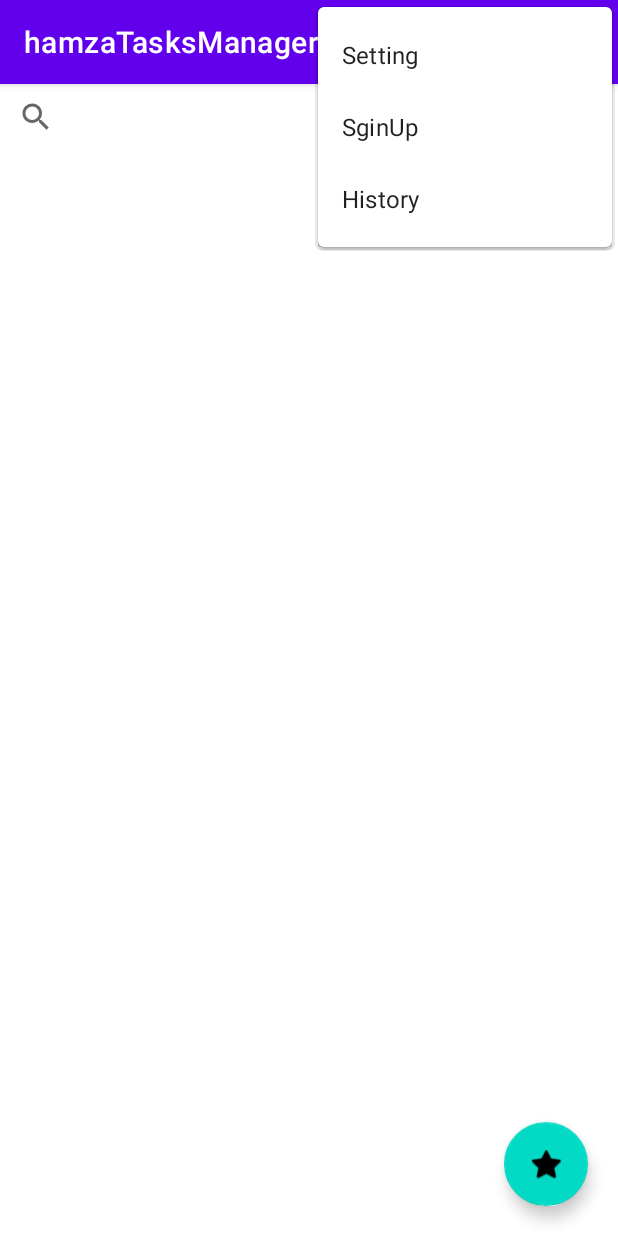
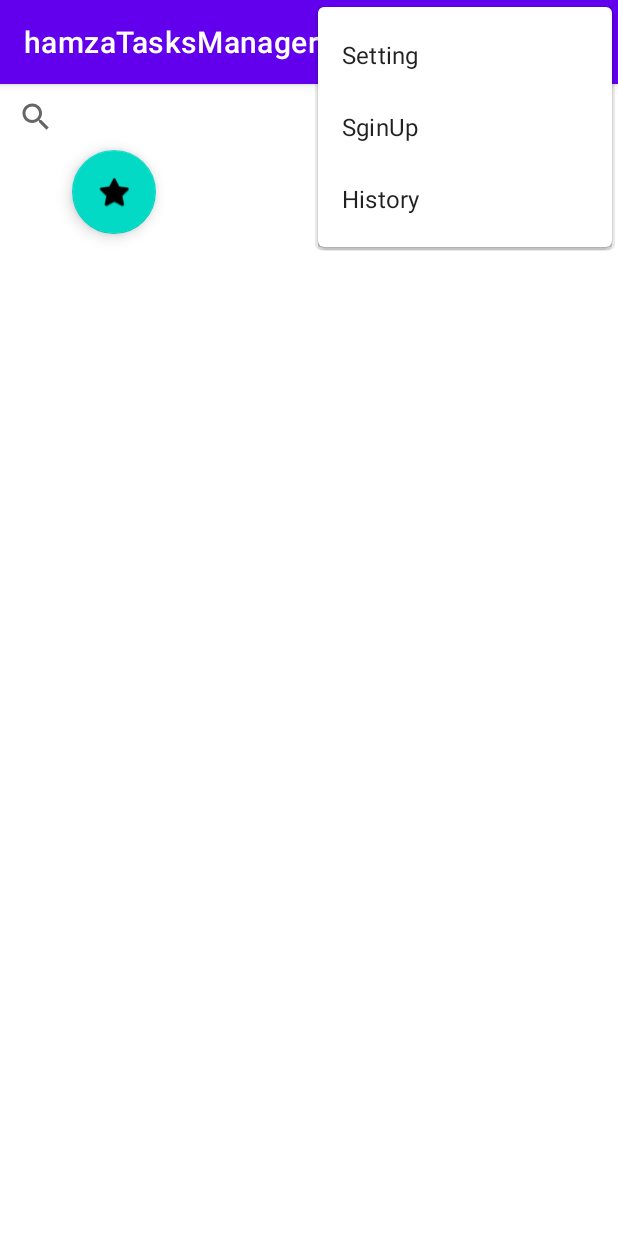
Before and after one commit to hamzawardy/hamzaTasksManager, an Android app: the screen it shows after launch (MainActivity), with the options menu open, on a phone screen of 412 x 824 dp. Run offline under Robolectric (Android 15) with nearby library versions, the phone set to English and light mode, and no system bars.

```diff
--- a/app/src/main/java/tasks/hamza/hamzatasksmanager/MainActivity.java
+++ b/app/src/main/java/tasks/hamza/hamzatasksmanager/MainActivity.java
@@ -5,7 +5,6 @@ import androidx.appcompat.app.AlertDialog;
 import androidx.appcompat.app.AppCompatActivity;
 
 import android.annotation.SuppressLint;
-import android.content.DialogInterface;
 import android.content.Intent;
 import android.os.Bundle;
 import android.view.Menu;
@@ -59,9 +58,8 @@ public class MainActivity extends AppCompatActivity {
             //
             builder.setCancelable(false);
             //
-            builder.setPositiveButton("yes", (DialogInterface.OnClickListener) this);
-            //
-            builder.setNegativeButton("no", (DialogInterface.OnClickListener) this);
+            //builder.setPositiveButton("yes",this);
+            //builder.setNegativeButton("no",this);
             //
             AlertDialog dialog=builder.create();
             //
--- a/app/src/main/res/layout/activity_main.xml
+++ b/app/src/main/res/layout/activity_main.xml
@@ -10,8 +10,8 @@
         android:id="@+id/fab2"
         android:layout_width="wrap_content"
         android:layout_height="wrap_content"
-        android:layout_marginEnd="20dp"
-        android:layout_marginBottom="20dp"
+        android:layout_marginEnd="308dp"
+        android:layout_marginBottom="668dp"
         android:clickable="true"
         app:layout_constraintBottom_toBottomOf="parent"
         app:layout_constraintEnd_toEndOf="parent"
```
